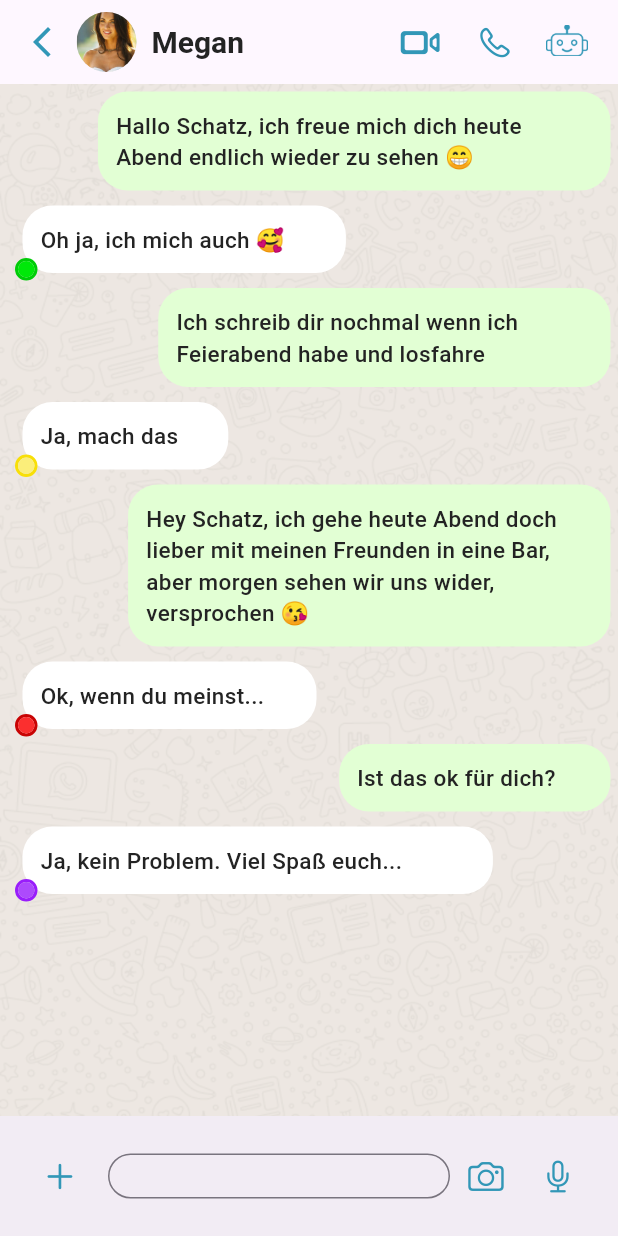
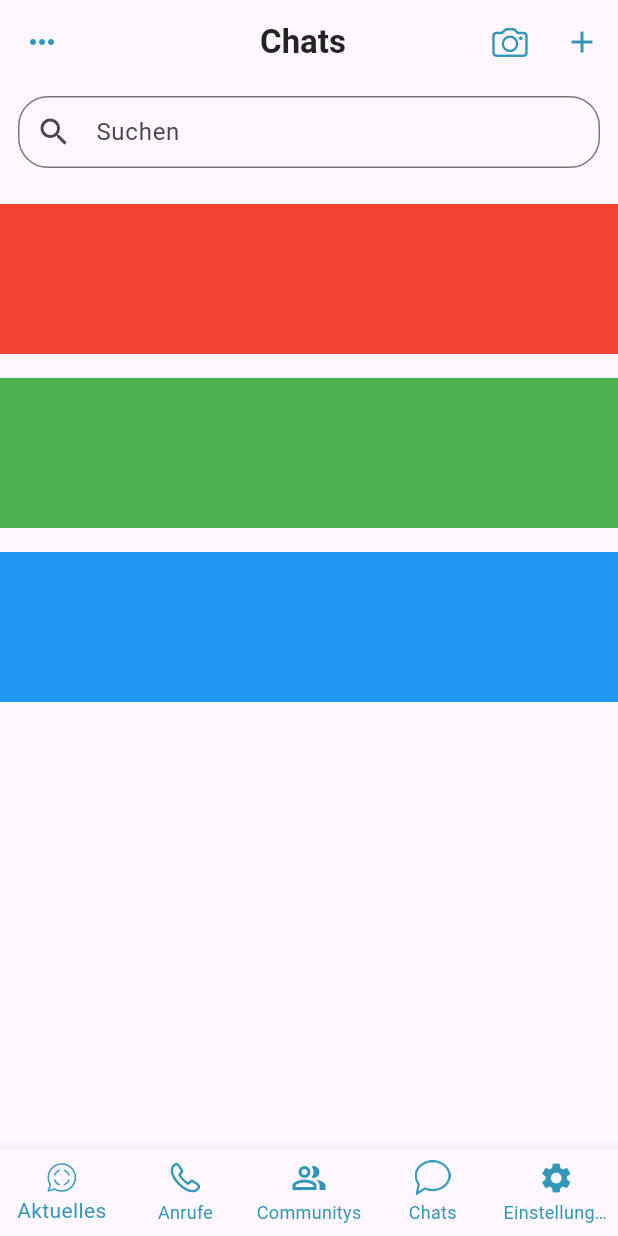
Before and after one commit to melmmarc/kibuddy, a Flutter app: the screen it shows after launch, on a phone screen of 412 x 824 dp. Run offline on Flutter 3.47's test engine with Material 3 defaults, Android fonts, the phone set to English and light mode, and no system bars.

Commit message:
added dummy homescreen

```diff
--- a/kibuddy/lib/main.dart
+++ b/kibuddy/lib/main.dart
@@ -1,12 +1,12 @@
 import 'package:flutter/material.dart';
-import 'screens/chat.dart'; // Import the chat.dart file
+import 'screens/home.dart';
 
 void main() {
   runApp(const MyApp());
 }
 
 class MyApp extends StatelessWidget {
-  const MyApp({super.key});
+  const MyApp({super.key, Key? key3});
 
   @override
   Widget build(BuildContext context) {
@@ -16,7 +16,8 @@ class MyApp extends StatelessWidget {
         colorScheme: ColorScheme.fromSeed(seedColor: Colors.deepPurple),
         useMaterial3: true,
       ),
-      home: const ChatPage(greenToggledOn: true, yellowToggledOn: true, redToggledOn: true, purpleToggledOn: true, firstMessageClicked: true, secondMessageClicked: true, thirdMessageClicked: true, fourthMessageClicked: true,), // Set ChatPage as the home widget
+      //home: const ChatPage(greenToggledOn: true, yellowToggledOn: true, redToggledOn: true, purpleToggledOn: true, firstMessageClicked: true, secondMessageClicked: true, thirdMessageClicked: true, fourthMessageClicked: true,),
+      home: const HomePage(greenToggledOn: true, yellowToggledOn: true, redToggledOn: true, purpleToggledOn: true),
       debugShowCheckedModeBanner: false, // Remove the debug banner
     );
   }
--- a/kibuddy/lib/screens/chat.dart
+++ b/kibuddy/lib/screens/chat.dart
@@ -1,6 +1,7 @@
 import 'package:flutter/material.dart';
 import 'package:flutter/cupertino.dart';
 import 'kibuddy.dart';
+import 'home.dart';
 
 class ChatPage extends StatefulWidget {
   final bool greenToggledOn;
@@ -56,12 +57,23 @@ class _ChatPageState extends State<ChatPage> {
           children: [
             AppBar(
               leading: IconButton(
-                icon: const Icon(Icons.arrow_back_ios_new),
-                color: const Color(0xFF3297B7),
-                onPressed: () {
-                  //Navigator.of(context).pop();
-                },
-              ),
+  icon: const Icon(Icons.arrow_back_ios_new),
+  color: const Color(0xFF3297B7),
+  onPressed: () {
+                      Navigator.push(
+  context,
+  MaterialPageRoute(
+    builder: (context) => HomePage(
+      greenToggledOn: greenToggledOn,
+      yellowToggledOn: yellowToggledOn,
+      redToggledOn: redToggledOn,
+      purpleToggledOn: purpleToggledOn,
+    ),
+  ),
+);
+                    },
+),
+
               title: Row(
                 children: [
                   CircleAvatar(
--- /dev/null
+++ b/kibuddy/lib/screens/home.dart
@@ -0,0 +1,169 @@
+import 'package:flutter/material.dart';
+import 'package:flutter/cupertino.dart';
+import 'chat.dart'; // Import chat.dart file
+
+class MyApp extends StatelessWidget {
+  const MyApp({super.key});
+
+  @override
+  Widget build(BuildContext context) {
+    return MaterialApp(
+      title: 'Flutter Demo',
+      theme: ThemeData(
+        colorScheme: ColorScheme.fromSeed(seedColor: Colors.deepPurple),
+        useMaterial3: true,
+      ),
+      home: const HomePage(
+        greenToggledOn: true,
+        yellowToggledOn: true,
+        redToggledOn: true,
+        purpleToggledOn: true,
+      ),
+      debugShowCheckedModeBanner: false, // Remove the debug banner
+    );
+  }
+}
+
+class HomePage extends StatelessWidget {
+  final bool greenToggledOn;
+  final bool yellowToggledOn;
+  final bool redToggledOn;
+  final bool purpleToggledOn;
+
+  const HomePage({
+    super.key,
+    required this.greenToggledOn,
+    required this.yellowToggledOn,
+    required this.redToggledOn,
+    required this.purpleToggledOn,
+  });
+
+  @override
+  Widget build(BuildContext context) {
+    return Scaffold(
+      appBar: AppBar(
+        leading: IconButton(
+          icon: const Icon(Icons.more_horiz),
+          onPressed: () {
+            // Add functionality to open drawer or navigate to menu page
+          },
+          color: const Color(0xFF3297B7),
+        ),
+        title: const Row(
+          mainAxisAlignment: MainAxisAlignment.center,
+          children: [
+            Padding(
+              padding: EdgeInsets.only(left: 32.0),
+              child: Text(
+                'Chats',
+                style: TextStyle(
+                  fontSize: 22,
+                  color: Color(0xFF232323),
+                  fontWeight: FontWeight.w600,
+                ),
+              ),
+            ),
+          ],
+        ),
+        actions: [
+          IconButton(
+            icon: const Icon(CupertinoIcons.camera),
+            onPressed: () {
+              // Add functionality to perform action on camera icon press
+            },
+            color: const Color(0xFF3297B7),
+          ),
+          IconButton(
+            icon: const Icon(Icons.add),
+            onPressed: () {
+              // Add functionality to perform action on plus icon press
+            },
+            color: const Color(0xFF3297B7),
+          ),
+        ],
+        iconTheme: const IconThemeData(color: Color(0xFF3297B7)),
+      ),
+      body: Column(
+        children: [
+          Padding(
+            padding: const EdgeInsets.symmetric(horizontal: 12.0, vertical: 8.0),
+            child: TextField(
+              decoration: InputDecoration(
+                hintText: 'Suchen',
+                prefixIcon: const Icon(Icons.search),
+                border: OutlineInputBorder(
+                  borderRadius: BorderRadius.circular(20.0), // Border radius of 20px
+                ),
+                contentPadding: const EdgeInsets.symmetric(vertical: 12.0), // Half the original height
+              ),
+              onChanged: (value) {
+                // Implement search functionality here
+              },
+            ),
+          ),
+          const SizedBox(height: 16), // Add some space between search bar and boxes
+          GestureDetector(
+  onTap: () {
+    Navigator.push(
+      context,
+      MaterialPageRoute(builder: (context) => ChatPage(greenToggledOn: greenToggledOn, yellowToggledOn: yellowToggledOn, redToggledOn: redToggledOn, purpleToggledOn: purpleToggledOn, firstMessageClicked: false, secondMessageClicked: false, thirdMessageClicked: false, fourthMessageClicked: false,)), // Navigate to chat.dart
+    );
+  },
+  child: Container(
+    height: 100,
+    color: Colors.red, // First box
+  ),
+),
+          const SizedBox(height: 16), // Add some space between boxes
+          Container(
+            height: 100,
+            color: Colors.green, // Second box
+          ),
+          const SizedBox(height: 16), // Add some space between boxes
+          Container(
+            height: 100,
+            color: Colors.blue, // Third box
+          ),
+          Expanded(
+            child: Container(), // Placeholder for the main content
+          ),
+        ],
+      ),
+      bottomNavigationBar: BottomNavigationBar(
+        type: BottomNavigationBarType.fixed,
+        selectedItemColor: const Color(0xFF3297B7),
+        unselectedItemColor: const Color(0xFF3297B7),
+        items: <BottomNavigationBarItem>[
+          BottomNavigationBarItem(
+            icon: Image.asset(
+              'assets/images/status-icon.png',
+              width: 24,
+              height: 24,
+            ),
+            label: 'Aktuelles',
+          ),
+          const BottomNavigationBarItem(
+            icon: Icon(CupertinoIcons.phone),
+            label: 'Anrufe',
+          ),
+          const BottomNavigationBarItem(
+            icon: Icon(Icons.people_alt_outlined),
+            label: 'Communitys',
+          ),
+          BottomNavigationBarItem(
+            icon: Image.asset(
+              'assets/images/chatbubble.png',
+              width: 24,
+              height: 24,
+            ),
+            label: 'Chats',
+          ),
+          const BottomNavigationBarItem(
+            icon: Icon(Icons.settings),
+            label: 'Einstellungen',
+          ),
+        ],
+      ),
+    );
+  }
+}
--- a/kibuddy/lib/screens/settings.dart
+++ b/kibuddy/lib/screens/settings.dart
@@ -4,6 +4,7 @@ import 'package:flutter/material.dart';
 import 'package:flutter/cupertino.dart';
 import 'kibuddy.dart';
 
+// ignore: must_be_immutable
 class SettingsPage extends StatefulWidget {
   bool greenToggledOn;
   bool yellowToggledOn;
--- a/kibuddy/pubspec.yaml
+++ b/kibuddy/pubspec.yaml
@@ -65,6 +65,8 @@ flutter:
     - assets/images/kibuddy-face.png
     - assets/images/kibuddy-body.png
     - assets/images/kibuddy-circled.png
+    - assets/images/status-icon.png
+    - assets/images/chatbubble.png
 
   # The following line ensures that the Material Icons font is
   # included with your application, so that you can use the icons in
```
Also changed, not shown: kibuddy/assets/images/chatbubble.png (added), kibuddy/assets/images/status-icon.png (added).
